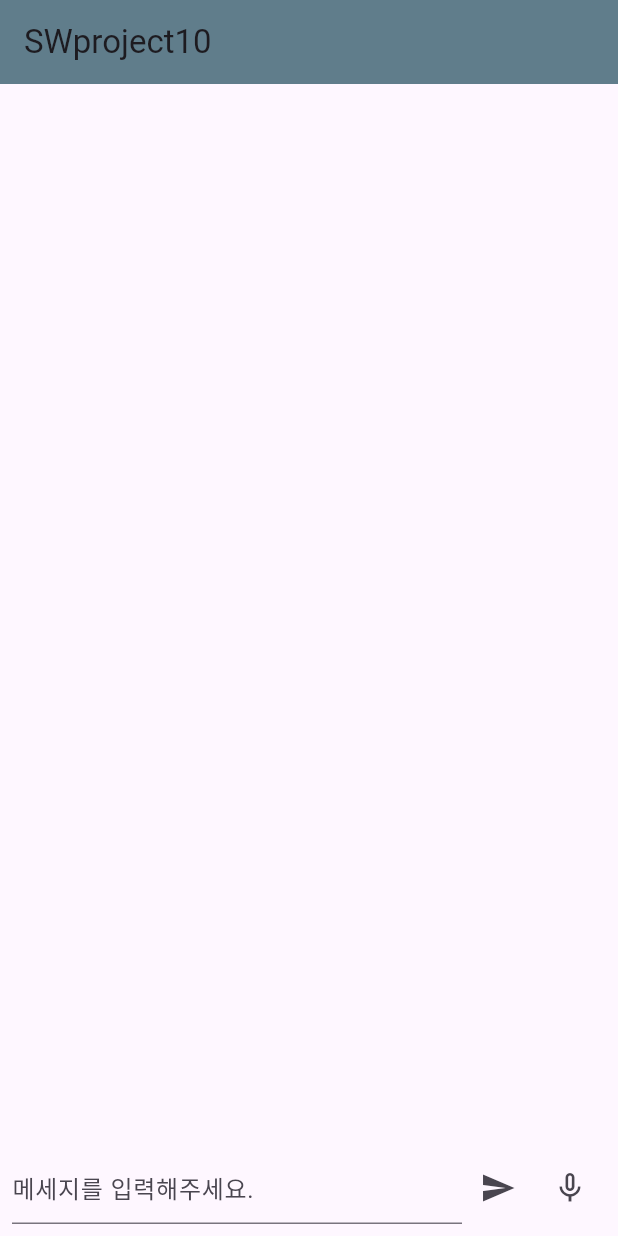
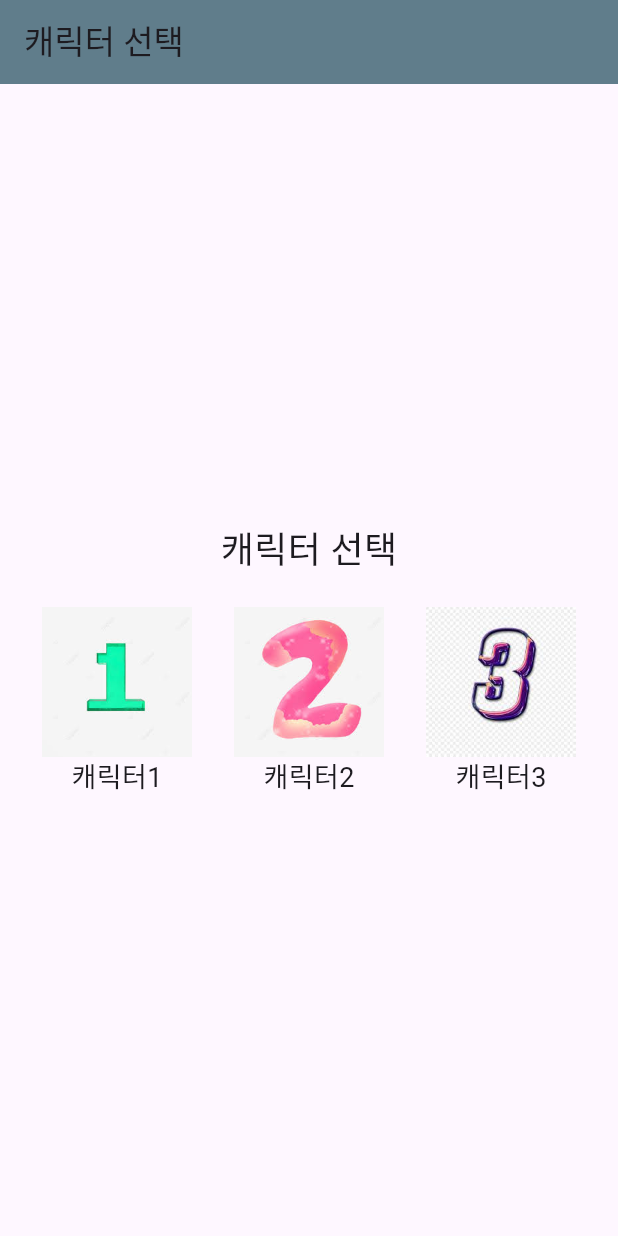
Before and after one commit to soneunrak/swproject10, a Flutter app: the screen it shows after launch, on a phone screen of 412 x 824 dp. Run offline on Flutter 3.47's test engine with Material 3 defaults, Android fonts, the phone set to English and light mode, and no system bars; our stand-ins replace flutter_tts, speech_to_text.

Commit message:
캐릭터페이지 추가

```diff
--- /dev/null
+++ b/lib/character_selection.dart
@@ -0,0 +1,47 @@
+import 'package:flutter/material.dart';
+
+class CharacterSelectionPage extends StatelessWidget {
+  final Function(String, String, String) onCharacterSelected;
+
+  CharacterSelectionPage({required this.onCharacterSelected});
+
+  @override
+  Widget build(BuildContext context) {
+    return Scaffold(
+      appBar: AppBar(
+        title: Text('캐릭터 선택'),
+        backgroundColor: Colors.blueGrey,
+      ),
+      body: Column(
+        mainAxisAlignment: MainAxisAlignment.center,
+        children: [
+          Text('캐릭터 선택', style: TextStyle(fontSize: 24)),
+          SizedBox(height: 20),
+          Row(
+            mainAxisAlignment: MainAxisAlignment.spaceEvenly,
+            children: [
+              _characterCard('캐릭터1', 'assets/character1.jpg', '까칠함', 'Casual', context),
+              _characterCard('캐릭터2', 'assets/character2.jpg', '다정함', 'Formal', context),
+              _characterCard('캐릭터3', 'assets/character3.jpg', '소심함', 'Humorous', context),
+            ],
+          ),
+        ],
+      ),
+    );
+  }
+
+  Widget _characterCard(String name, String imagePath, String personality, String speechStyle, BuildContext context) {
+    return GestureDetector(
+      onTap: () {
+        onCharacterSelected(name, personality, speechStyle);
+        Navigator.pushReplacementNamed(context, '/chat');
+      },
+      child: Column(
+        children: [
+          Image.asset(imagePath, width: 100, height: 100),
+          Text(name, style: TextStyle(fontSize: 18)),
+        ],
+      ),
+    );
+  }
+}
--- a/lib/main.dart
+++ b/lib/main.dart
@@ -4,17 +4,54 @@ import 'dart:convert';
 import 'package:speech_to_text/speech_to_text.dart' as stt;
 import 'package:flutter_tts/flutter_tts.dart';
 import 'dart:async';
+import 'character_selection.dart';
 
 void main() {
   runApp(MyApp());
 }
 
-class MyApp extends StatefulWidget {
+class MyApp extends StatelessWidget {
   @override
-  _MyAppState createState() => _MyAppState();
+  Widget build(BuildContext context) {
+    return MaterialApp(
+      initialRoute: '/',
+      routes: {
+        '/': (context) => CharacterSelectionPage(
+              onCharacterSelected: (character, personality, speechStyle) {
+                Navigator.push(
+                  context,
+                  MaterialPageRoute(
+                    builder: (context) => ChatPage(
+                      character: character,
+                      personality: personality,
+                      speechStyle: speechStyle,
+                    ),
+                  ),
+                );
+              },
+            ),
+        '/chat': (context) => ChatPage(
+              character: '',
+              personality: '',
+              speechStyle: '',
+            ),
+      },
+    );
+  }
 }
 
-class _MyAppState extends State<MyApp> {
+class ChatPage extends StatefulWidget {
+  final String character;
+  final String personality;
+  final String speechStyle;
+
+  ChatPage({required this.character, required this.personality, required this.speechStyle});
+
+  @override
+  _ChatPageState createState() => _ChatPageState();
+}
+
+class _ChatPageState extends State<ChatPage> {
   final List<String> messages = [];
   final TextEditingController _controller = TextEditingController();
   late stt.SpeechToText _speech;
@@ -42,7 +79,7 @@ class _MyAppState extends State<MyApp> {
     try {
       final response = await http.post(
         messageUrl,
-        body: {'content': message},
+        body: {'content': message, 'personality': widget.personality, 'speechStyle': widget.speechStyle},
       );
       if (response.statusCode == 201) {
         print('메세지 성공: $message');
@@ -50,7 +87,7 @@ class _MyAppState extends State<MyApp> {
         final gptResponse = responseData['gpt_response'];
         setState(() {
           messages.add('사용자 : $message');
-          messages.add('GPT답변 : $gptResponse');
+          messages.add('${widget.character} : $gptResponse');
         });
         await _tts.speak(gptResponse); // GPT 답변 -> TTS
       } else {
@@ -119,13 +156,11 @@ void _stopListening() {
     });
   }
 
-
   @override
   Widget build(BuildContext context) {
-    return MaterialApp(
-      home: Scaffold(
+    return Scaffold(
       appBar: AppBar(
-          title: Text('SWproject10'),
+        title: Text('SW procjet 10 ${widget.character}'),
         backgroundColor: Colors.blueGrey,
       ),
       body: Column(
@@ -183,7 +218,6 @@ void _stopListening() {
           ),
         ],
       ),
-      ),
     );
   }
 }
```
Also changed, not shown: pubspec.yaml (+5 -68 lines), assets/character1.jpg (added), assets/character2.jpg (added), assets/character3.jpg (added), 1 other file. Lines whose indentation alone changed are shown as unchanged.
